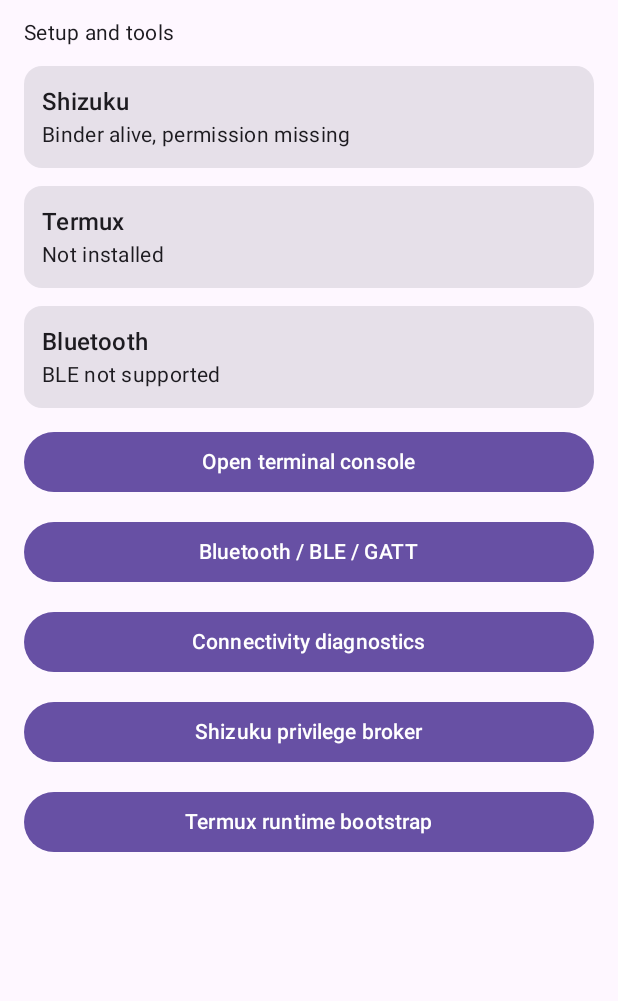
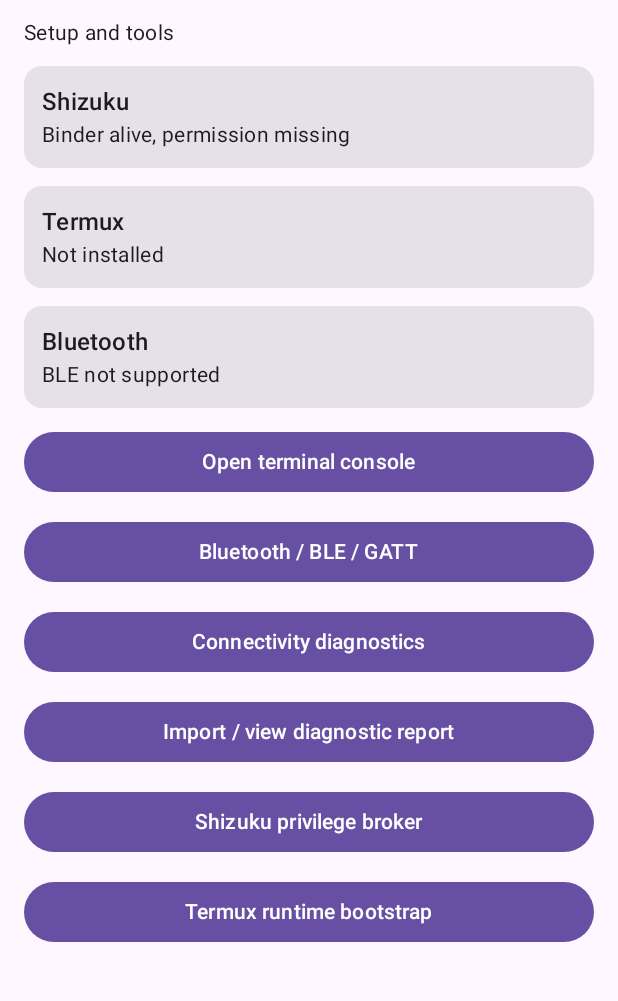
Before and after one commit to damunozx123-debug/dan-terminal, an Android app built with Jetpack Compose: the screen it shows after launch (MainActivity), on a phone screen of 412 x 824 dp, the part 78-1079 px from its top. Run offline under Robolectric (Android 15) with nearby library versions, the phone set to English and light mode, and no system bars; libraries missing offline, so code that uses them is left out: rikka.shizuku; 11 statements that could not run were skipped.

Commit message:
Wire diagnostic report share receiver, view route, and import entry point

```diff
--- a/app/src/main/java/com/dan/terminal/ui/HomeScreen.kt
+++ b/app/src/main/java/com/dan/terminal/ui/HomeScreen.kt
@@ -22,7 +22,8 @@ fun HomeScreen(
     onShizuku: () -> Unit,
     onTermux: () -> Unit,
     onConsole: () -> Unit,
-    onNetworkDiagnostics: () -> Unit
+    onNetworkDiagnostics: () -> Unit,
+    onReports: () -> Unit
 ) {
     val container = LocalAppContainer.current
     val shizuku by container.shizukuManager.state.collectAsState()
@@ -58,6 +59,9 @@ fun HomeScreen(
         Button(onClick = onNetworkDiagnostics, modifier = Modifier.fillMaxWidth()) {
             Text("Connectivity diagnostics")
         }
+        Button(onClick = onReports, modifier = Modifier.fillMaxWidth()) {
+            Text("Import / view diagnostic report")
+        }
         Button(onClick = onShizuku, modifier = Modifier.fillMaxWidth()) {
             Text("Shizuku privilege broker")
         }
```
